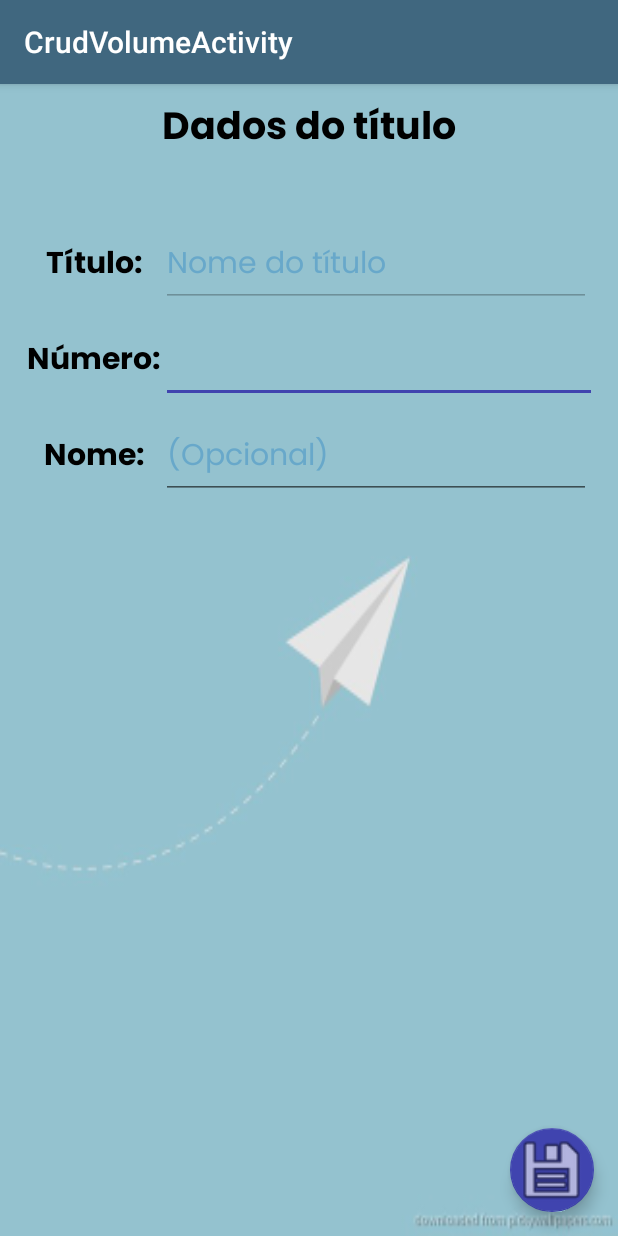
After one commit to IgorC0st4/MangaBank, an Android app: the CrudVolumeActivity screen opened directly, with no data from a screen before it, on a phone screen of 412 x 824 dp. The commit adds this screen. Run offline under Robolectric (Android 15) with nearby library versions, the light colour scheme and no system bars.

Commit message:
crud volume

```diff
--- a/app/src/main/AndroidManifest.xml
+++ b/app/src/main/AndroidManifest.xml
@@ -13,9 +13,13 @@
         android:supportsRtl="true"
         android:theme="@style/AppTheme">
         <activity
+            android:name=".Interface.CrudVolumeActivity"
+            android:label="@string/title_activity_crud_volume"
+            android:theme="@style/AppTheme.NoActionBar"></activity>
+        <activity
             android:name=".Interface.ConverterActivity"
             android:label="@string/title_activity_converter"
-            android:theme="@style/AppTheme.NoActionBar"></activity>
+            android:theme="@style/AppTheme.NoActionBar" />
         <activity
             android:name=".Interface.UltimosAdicionadosActivity"
             android:label="@string/title_activity_ultimos_adicionados"
--- a/app/src/main/java/br/com/mangabank/Dao/EditoraDao.java
+++ b/app/src/main/java/br/com/mangabank/Dao/EditoraDao.java
@@ -11,6 +11,9 @@ public interface EditoraDao {
 
     @Insert
     void salvar (Editora editora);
+
+    @Insert
+    void salvarLista (List<Editora> editoras);
 
     @Update
     void atualizar (Editora editora);
--- /dev/null
+++ b/app/src/main/java/br/com/mangabank/Interface/CrudVolumeActivity.java
@@ -0,0 +1,31 @@
+package br.com.mangabank.Interface;
+
+import android.os.Bundle;
+import android.support.design.widget.FloatingActionButton;
+import android.support.design.widget.Snackbar;
+import android.support.v7.app.AppCompatActivity;
+import android.support.v7.widget.Toolbar;
+import android.view.View;
+
+import br.com.mangabank.R;
+
+public class CrudVolumeActivity extends AppCompatActivity {
+
+    @Override
+    protected void onCreate(Bundle savedInstanceState) {
+        super.onCreate(savedInstanceState);
+        setContentView(R.layout.activity_crud_volume);
+        Toolbar toolbar = findViewById(R.id.toolbar);
+        setSupportActionBar(toolbar);
+
+        FloatingActionButton fab = findViewById(R.id.fab);
+        fab.setOnClickListener(new View.OnClickListener() {
+            @Override
+            public void onClick(View view) {
+                Snackbar.make(view, "Replace with your own action", Snackbar.LENGTH_LONG)
+                        .setAction("Action", null).show();
+            }
+        });
+    }
+
+}
--- a/app/src/main/res/drawable/formato_botao_azul.xml
+++ b/app/src/main/res/drawable/formato_botao.xml
@@ -2,7 +2,7 @@
 <shape xmlns:android="http://schemas.android.com/apk/res/android"
     android:shape="rectangle">
     <corners android:radius="20dp" />
-    <solid android:color="@color/azul" />
+    <solid android:color="@color/pale_blue" />
     <padding
         android:bottom="0dp"
         android:left="0dp"
--- /dev/null
+++ b/app/src/main/res/layout/activity_crud_volume.xml
@@ -0,0 +1,36 @@
+<?xml version="1.0" encoding="utf-8"?>
+<android.support.design.widget.CoordinatorLayout xmlns:android="http://schemas.android.com/apk/res/android"
+    xmlns:app="http://schemas.android.com/apk/res-auto"
+    xmlns:tools="http://schemas.android.com/tools"
+    android:layout_width="match_parent"
+    android:layout_height="match_parent"
+    tools:context=".Interface.CrudVolumeActivity">
+
+    <android.support.design.widget.AppBarLayout
+        android:layout_width="match_parent"
+        android:layout_height="wrap_content"
+        android:theme="@style/AppTheme.AppBarOverlay">
+
+        <android.support.v7.widget.Toolbar
+            android:id="@+id/toolbar"
+            android:layout_width="match_parent"
+            android:layout_height="?attr/actionBarSize"
+            android:background="?attr/colorPrimary"
+            app:popupTheme="@style/AppTheme.PopupOverlay" />
+
+    </android.support.design.widget.AppBarLayout>
+
+    <include layout="@layout/content_crud_volume" />
+
+    <android.support.design.widget.FloatingActionButton
+        android:id="@+id/fab"
+        android:layout_width="wrap_content"
+        android:layout_height="wrap_content"
+        android:layout_gravity="bottom|end"
+        android:layout_margin="@dimen/fab_margin"
+        android:scaleType="center"
+        app:fabSize="normal"
+        app:maxImageSize="50dp"
+        app:srcCompat="@android:drawable/ic_menu_save"  />
+
+</android.support.design.widget.CoordinatorLayout>
--- /dev/null
+++ b/app/src/main/res/layout/content_crud_volume.xml
@@ -0,0 +1,116 @@
+<?xml version="1.0" encoding="utf-8"?>
+<android.support.constraint.ConstraintLayout xmlns:android="http://schemas.android.com/apk/res/android"
+    xmlns:app="http://schemas.android.com/apk/res-auto"
+    xmlns:tools="http://schemas.android.com/tools"
+    android:layout_width="match_parent"
+    android:layout_height="match_parent"
+    app:layout_behavior="@string/appbar_scrolling_view_behavior"
+    tools:context=".Interface.CrudVolumeActivity"
+    tools:showIn="@layout/activity_crud_volume">
+
+    <TextView
+        android:id="@+id/lbl_h1_caracteristicas_volume"
+        style="@style/AppTheme.h1_black"
+        android:layout_width="wrap_content"
+        android:layout_height="wrap_content"
+        android:layout_marginTop="8dp"
+        android:text="@string/lbl_caracteristicas"
+        app:fontFamily="@font/poppins_bold"
+        app:layout_constraintEnd_toEndOf="parent"
+        app:layout_constraintStart_toStartOf="parent"
+        app:layout_constraintTop_toTopOf="parent" />
+
+    <TableLayout
+        android:id="@+id/tableLayout"
+        android:layout_width="match_parent"
+        android:layout_height="0dp"
+        android:layout_marginStart="8dp"
+        android:layout_marginLeft="8dp"
+        android:layout_marginTop="32dp"
+        android:layout_marginEnd="8dp"
+        android:layout_marginRight="8dp"
+        android:layout_marginBottom="160dp"
+        android:padding="10dp"
+        app:layout_constraintBottom_toBottomOf="parent"
+        app:layout_constraintEnd_toEndOf="@+id/lbl_h1_caracteristicas_volume"
+        app:layout_constraintStart_toStartOf="@+id/lbl_h1_caracteristicas_volume"
+        app:layout_constraintTop_toBottomOf="@+id/lbl_h1_caracteristicas_volume">
+
+        <TableRow
+            android:layout_width="match_parent"
+            android:layout_height="match_parent">
+
+            <TextView
+                android:id="@+id/lbl_titulo"
+                style="@style/AppTheme.lbl_black"
+                android:layout_width="wrap_content"
+                android:layout_height="wrap_content"
+                android:gravity="center"
+                android:text="@string/lbl_titulo_volume" />
+
+            <EditText
+                android:id="@+id/txt_titulo"
+                style="@style/AppTheme.txt"
+                android:layout_width="wrap_content"
+                android:layout_height="wrap_content"
+                android:layout_weight="1"
+                android:autofillHints=""
+                android:ems="10"
+                android:enabled="false"
+                android:hint="@string/hint_txt_pesquisa_titulo"
+                android:inputType="textPersonName"
+                tools:targetApi="o" />
+        </TableRow>
+
+        <TableRow
+            android:layout_width="match_parent"
+            android:layout_height="match_parent"
+            android:layout_marginTop="10dp">
+
+            <TextView
+                android:id="@+id/lbl_num"
+                style="@style/AppTheme.lbl_black"
+                android:layout_width="wrap_content"
+                android:layout_height="wrap_content"
+                android:gravity="center"
+                android:text="@string/lbl_numero_volume" />
+
+            <EditText
+                android:id="@+id/txt_num"
+                style="@style/AppTheme.txt"
+                android:layout_width="wrap_content"
+                android:layout_height="wrap_content"
+                android:autofillHints=""
+                android:ems="10"
+                android:inputType="number"
+                tools:targetApi="o" />
+        </TableRow>
+
+        <TableRow
+            android:layout_width="match_parent"
+            android:layout_height="match_parent"
+            android:layout_marginTop="10dp">
+
+            <TextView
+                android:id="@+id/lbl_nome"
+                style="@style/AppTheme.lbl_black"
+                android:layout_width="wrap_content"
+                android:layout_height="wrap_content"
+                android:gravity="center"
+                android:text="@string/lbl_nome_titulo" />
+
+            <EditText
+                android:id="@+id/txt_nome"
+                style="@style/AppTheme.txt"
+                android:layout_width="wrap_content"
+                android:layout_height="wrap_content"
+                android:layout_weight="1"
+                android:autofillHints=""
+                android:ems="10"
+                android:hint="@string/hint_txt_nome_volume"
+                android:inputType="textPersonName"
+                tools:targetApi="o" />
+        </TableRow>
+
+    </TableLayout>
+</android.support.constraint.ConstraintLayout>
--- a/app/src/main/res/values/colors.xml
+++ b/app/src/main/res/values/colors.xml
@@ -1,13 +1,27 @@
 <?xml version="1.0" encoding="utf-8"?>
 <resources>
-    <color name="preto">#000</color>
-    <color name="branco">#fff</color>
+    <color name="black">#000</color>
+    <color name="white">#fff</color>
 
-    <color name="azul">#0093E7</color>
+    <color name="pale_blue">#68A8CA</color>
+    <color name="precipitation">#40677F</color>
+    <color name="wet">#7FCAC0</color>
+    <color name="innuendo">#F0F8F7</color>
+    <color name="blue">#4044AF</color>
 
-    <color name="darkometrat">#9DDFC1</color>
-    <color name="smith">#83CEC4</color>
-    <color name="stay">#6AB0AE</color>
-    <color name="foam">#4B9CA5</color>
-    <color name="mc_blue">#416F89</color>
+
+    <!--<color name="sleepy">#9F9797</color>
+    <color name="red4">#48484D</color>
+    <color name="concealed">#211F38</color>
+    <color name="whole">#1A111F</color>
+    <color name="shiney">#040105</color>-->
+
+    <!--
+        <color name="azul">#0093E7</color>
+
+        <color name="darkometrat">#9DDFC1</color>
+        <color name="smith">#83CEC4</color>
+        <color name="stay">#6AB0AE</color>
+        <color name="foam">#4B9CA5</color>
+        <color name="mc_blue">#416F89</color>-->
 </resources>
--- a/app/src/main/res/values/strings.xml
+++ b/app/src/main/res/values/strings.xml
@@ -42,4 +42,9 @@
     <string name="lbl_exportar_importar">Exportar/Importar registros</string>
     <string name="lbl_btn_importar">Importar</string>
     <string name="lbl_btn_exportar">Exportar</string>
+    <string name="title_activity_crud_editora">CrudEditoraActivity</string>
+    <string name="title_activity_crud_volume">CrudVolumeActivity</string>
+    <string name="lbl_titulo_volume">Título:</string>
+    <string name="lbl_numero_volume">Número:</string>
+    <string name="hint_txt_nome_volume">(Opcional)</string>
 </resources>
--- a/app/src/main/res/values/styles.xml
+++ b/app/src/main/res/values/styles.xml
@@ -3,9 +3,11 @@
     <!-- Base application theme. -->
     <style name="AppTheme" parent="Theme.AppCompat.Light.DarkActionBar">
         <!-- Customize your theme here. -->
-        <item name="colorPrimary">@color/azul</item>
-        <item name="colorPrimaryDark">@color/mc_blue</item>
-        <item name="colorAccent">@color/darkometrat</item>
+        <item name="colorPrimary">@color/precipitation</item>
+        <item name="colorPrimaryDark">@color/precipitation</item>
+        <item name="colorAccent">@color/blue</item>
+        <item name="android:windowBackground">@mipmap/bg_home</item>
+        <item name="android:textColorHint">@color/pale_blue</item>
     </style>
 
     <style name="AppTheme.NoActionBar">
@@ -15,27 +17,27 @@
 
 
     <style name="AppTheme.h1_black">
-        <item name="android:textColor">@color/preto</item>
         <item name="android:textSize">25sp</item>
+        <item name="android:textColor">@color/black</item>
         <item name="android:fontFamily">@font/poppins_bold</item>
         <item name="android:gravity">center_horizontal</item>
     </style>
 
     <style name="AppTheme.h1_white">
-        <item name="android:textColor">@color/branco</item>
+        <item name="android:textColor">@color/white</item>
         <item name="android:textSize">20sp</item>
         <item name="android:fontFamily">@font/poppins_bold</item>
         <item name="android:gravity">center_horizontal</item>
     </style>
 
     <style name="AppTheme.lbl_black">
-        <item name="android:textColor">@color/preto</item>
+        <item name="android:textColor">@color/black</item>
         <item name="android:textSize">20sp</item>
         <item name="android:fontFamily">@font/poppins_bold</item>
     </style>
 
     <style name="AppTheme.txt">
-        <item name="android:textColor">@color/preto</item>
+        <item name="android:textColor">@color/black</item>
         <item name="android:textSize">20sp</item>
         <item name="android:fontFamily">@font/poppins</item>
     </style>
--- a/build.gradle
+++ b/build.gradle
@@ -10,7 +10,7 @@ buildscript {
 
     }
     dependencies {
-        classpath 'com.android.tools.build:gradle:3.3.2'
+        classpath 'com.android.tools.build:gradle:3.4.0'
 
         // NOTE: Do not place your application dependencies here; they belong
         // in the individual module build.gradle files
```
Also changed, not shown: app/src/main/java/br/com/mangabank/Repository/EditoraRepository.java (+25 -0 lines), app/src/main/java/br/com/mangabank/Util/ImportarRegistros.java (+18 -1 lines), app/src/main/res/drawable/formato_botao_foam.xml (deleted, +0 -17 lines), app/src/main/res/drawable/formato_botao_mc_blue.xml (deleted, +0 -17 lines), app/src/main/res/layout/content_converter.xml (+15 -7 lines), app/src/main/res/layout/content_home.xml (+5 -5 lines), app/src/main/res/mipmap-xxhdpi/bg_home.jpg (added), gradle/wrapper/gradle-wrapper.properties.
